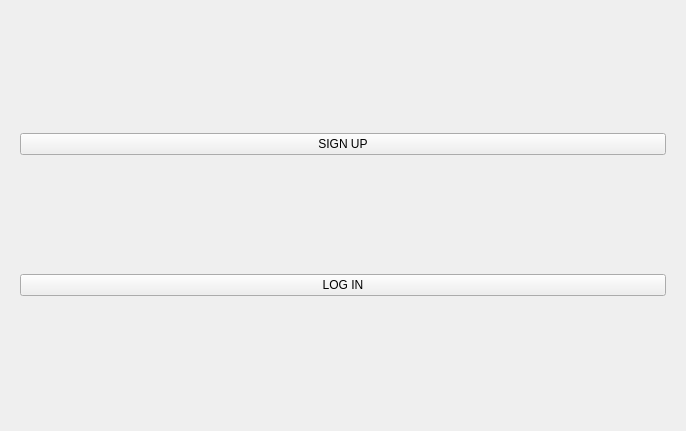
Above: mainwidget.ui from cakicjelena/DesktopTaskManager before the change. Below: the same form after it.
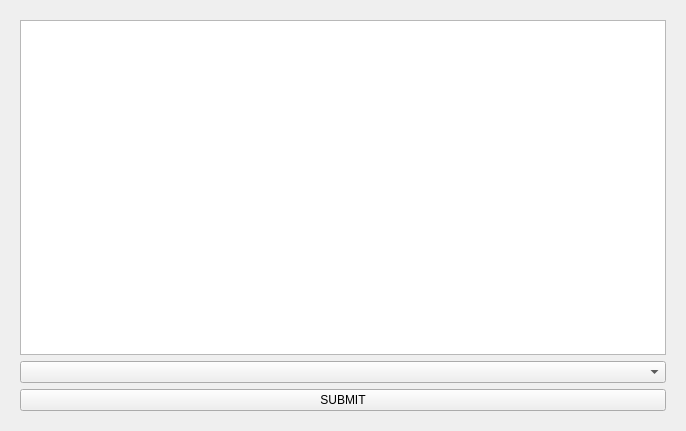
That is the form after the change. The open tabs and pages were chosen to show the change.

```diff
--- a/mainwidget.ui
+++ b/mainwidget.ui
@@ -882,6 +882,23 @@
        </item>
       </layout>
      </widget>
+     <widget class="QWidget" name="putUserOnProject">
+      <layout class="QGridLayout" name="gridLayout_5">
+       <item row="0" column="0">
+        <widget class="QListWidget" name="m_putUserOnProjectProjectslistWidget"/>
+       </item>
+       <item row="1" column="0">
+        <widget class="QComboBox" name="m_putUserOnProjectUserscomboBox"/>
+       </item>
+       <item row="2" column="0">
+        <widget class="QPushButton" name="m_putUserOnProjectSubmitpushButton">
+         <property name="text">
+          <string>SUBMIT</string>
+         </property>
+        </widget>
+       </item>
+      </layout>
+     </widget>
     </widget>
    </item>
   </layout>
```
Left out of the diff: 7 changed lines with no effect on the pictures.
